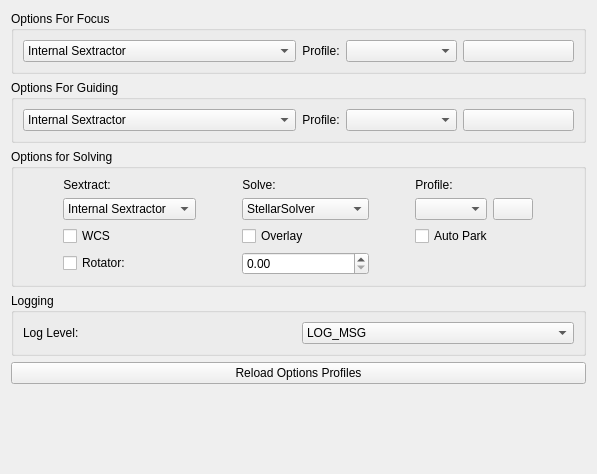
This is kstars/ekos/align/opsalign.ui in KDE/kstars as Qt 5 draws it before an edit. The edited form follows.
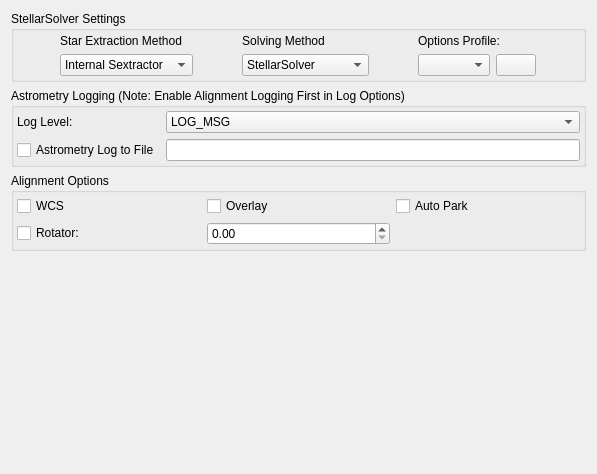
This is the edited form.

Commit message: Enabling Options Editing with apply and OK button, Allowing chaning of options profile for focusing, deleting unused options, improving logging options, hiding solving options for focus options editinng

The edit to the form file:
```diff
--- a/kstars/ekos/align/opsalign.ui
+++ b/kstars/ekos/align/opsalign.ui
@@ -11,170 +11,24 @@
    </rect>
   </property>
   <layout class="QVBoxLayout" name="verticalLayout">
-   <item>
-    <widget class="QGroupBox" name="groupBox_4">
-     <property name="title">
-      <string>Options For Focus</string>
-     </property>
-     <layout class="QGridLayout" name="gridLayout_18">
-      <item row="0" column="1">
-       <widget class="QComboBox" name="kcfg_FocusSextractorType">
-        <item>
-         <property name="text">
-          <string>Internal Sextractor</string>
-         </property>
-        </item>
-        <item>
-         <property name="text">
-          <string>External Sextractor</string>
-         </property>
-        </item>
-       </widget>
-      </item>
-      <item row="0" column="4">
-       <layout class="QHBoxLayout" name="horizontalLayout_2">
-        <item>
-         <widget class="QLabel" name="label_68">
-          <property name="sizePolicy">
-           <sizepolicy hsizetype="Fixed" vsizetype="Preferred">
-            <horstretch>0</horstretch>
-            <verstretch>0</verstretch>
-           </sizepolicy>
-          </property>
-          <property name="maximumSize">
-           <size>
-            <width>16777215</width>
-            <height>15</height>
-           </size>
-          </property>
-          <property name="text">
-           <string>Profile:</string>
-          </property>
-          <property name="alignment">
-           <set>Qt::AlignCenter</set>
-          </property>
-         </widget>
-        </item>
-        <item>
-         <widget class="QComboBox" name="kcfg_FocusOptionsProfile">
-          <property name="sizePolicy">
-           <sizepolicy hsizetype="Preferred" vsizetype="Fixed">
-            <horstretch>0</horstretch>
-            <verstretch>0</verstretch>
-           </sizepolicy>
-          </property>
-          <property name="currentIndex">
-           <number>-1</number>
-          </property>
-         </widget>
-        </item>
-        <item>
-         <widget class="QPushButton" name="editFocusProfile">
-          <property name="text">
-           <string/>
-          </property>
-         </widget>
-        </item>
-       </layout>
-      </item>
-     </layout>
-    </widget>
-   </item>
-   <item>
-    <widget class="QGroupBox" name="groupBox_5">
-     <property name="title">
-      <string>Options For Guiding</string>
-     </property>
-     <layout class="QGridLayout" name="gridLayout_19">
-      <item row="0" column="2">
-       <layout class="QHBoxLayout" name="horizontalLayout_3">
-        <item>
-         <widget class="QLabel" name="label_70">
-          <property name="sizePolicy">
-           <sizepolicy hsizetype="Fixed" vsizetype="Preferred">
-            <horstretch>0</horstretch>
-            <verstretch>0</verstretch>
-           </sizepolicy>
-          </property>
-          <property name="maximumSize">
-           <size>
-            <width>16777215</width>
-            <height>15</height>
-           </size>
-          </property>
-          <property name="text">
-           <string>Profile:</string>
-          </property>
-          <property name="alignment">
-           <set>Qt::AlignCenter</set>
-          </property>
-         </widget>
-        </item>
-        <item>
-         <widget class="QComboBox" name="kcfg_GuideOptionsProfile">
-          <property name="sizePolicy">
-           <sizepolicy hsizetype="Preferred" vsizetype="Fixed">
-            <horstretch>0</horstretch>
-            <verstretch>0</verstretch>
-           </sizepolicy>
-          </property>
-          <property name="currentIndex">
-           <number>-1</number>
-          </property>
-         </widget>
-        </item>
-        <item>
-         <widget class="QPushButton" name="editGuidingProfile">
-          <property name="text">
-           <string/>
-          </property>
-         </widget>
-        </item>
-       </layout>
-      </item>
-      <item row="0" column="1">
-       <widget class="QComboBox" name="kcfg_GuideSextractorType">
-        <item>
-         <property name="text">
-          <string>Internal Sextractor</string>
-         </property>
-        </item>
-        <item>
-         <property name="text">
-          <string>External Sextractor</string>
-         </property>
-        </item>
-       </widget>
-      </item>
-     </layout>
-    </widget>
-   </item>
    <item>
     <widget class="QGroupBox" name="groupBox_6">
      <property name="title">
-      <string>Options for Solving</string>
+      <string>StellarSolver Settings</string>
      </property>
      <layout class="QGridLayout" name="gridLayout_17">
-      <item row="2" column="2">
-       <widget class="QCheckBox" name="kcfg_AstrometrySolverOverlay">
-        <property name="toolTip">
-         <string>Display received FITS images unto solver FOV rectangle in the sky map</string>
-        </property>
-        <property name="text">
-         <string>Overlay</string>
-        </property>
-       </widget>
-      </item>
-      <item row="2" column="1">
-       <widget class="QCheckBox" name="kcfg_AstrometrySolverWCS">
-        <property name="toolTip">
-         <string>enable World Coordinate System (WCS). WCS is used to encode RA/DEC coordinates in captured CCD images.</string>
-        </property>
-        <property name="text">
-         <string>WCS</string>
-        </property>
-       </widget>
-      </item>
+      <property name="leftMargin">
+       <number>3</number>
+      </property>
+      <property name="topMargin">
+       <number>3</number>
+      </property>
+      <property name="rightMargin">
+       <number>3</number>
+      </property>
+      <property name="bottomMargin">
+       <number>3</number>
+      </property>
       <item row="0" column="1">
        <widget class="QLabel" name="label_73">
         <property name="sizePolicy">
@@ -190,20 +44,13 @@
          </size>
         </property>
         <property name="text">
-         <string>Sextract:</string>
+         <string>Star Extraction Method</string>
         </property>
         <property name="alignment">
          <set>Qt::AlignCenter</set>
         </property>
        </widget>
       </item>
-      <item row="3" column="2">
-       <widget class="QDoubleSpinBox" name="kcfg_AstrometryRotatorThreshold">
-        <property name="toolTip">
-         <string>&lt;html&gt;&lt;head/&gt;&lt;body&gt;&lt;p&gt;Rotator threshold in arc-minutes when using Load &amp;amp; Slew. If the difference between measured position angle and FITS position angle is below this value, the Load &amp;amp; Slew operation is considered successful.&lt;/p&gt;&lt;/body&gt;&lt;/html&gt;</string>
-        </property>
-       </widget>
-      </item>
       <item row="1" column="1">
        <widget class="QComboBox" name="kcfg_SolveSextractorType">
         <item>
@@ -262,7 +109,7 @@
          </size>
         </property>
         <property name="text">
-         <string>Solve:</string>
+         <string>Solving Method</string>
         </property>
         <property name="alignment">
          <set>Qt::AlignCenter</set>
@@ -284,7 +131,7 @@
          </size>
         </property>
         <property name="text">
-         <string>Profile:</string>
+         <string>Options Profile:</string>
         </property>
         <property name="alignment">
          <set>Qt::AlignCenter</set>
@@ -315,42 +162,27 @@
         </item>
        </layout>
       </item>
-      <item row="2" column="4">
-       <widget class="QCheckBox" name="kcfg_PAHAutoPark">
-        <property name="toolTip">
-         <string>&lt;html&gt;&lt;head/&gt;&lt;body&gt;&lt;p&gt;Automatically park mount after completing Polar Alignment Assistant Tools. Beware that turning this option off might lead to inaccurate results.&lt;/p&gt;&lt;/body&gt;&lt;/html&gt;</string>
-        </property>
-        <property name="text">
-         <string>Auto Park</string>
-        </property>
-       </widget>
-      </item>
-      <item row="3" column="1">
-       <widget class="QCheckBox" name="kcfg_AstrometryUseRotator">
-        <property name="toolTip">
-         <string>&lt;html&gt;&lt;head/&gt;&lt;body&gt;&lt;p&gt;On Load &amp;amp; Slew, solve the image and slew the mount to the target location and then rotate the camera to match the orientation of the FITS image.&lt;/p&gt;&lt;/body&gt;&lt;/html&gt;</string>
-        </property>
-        <property name="text">
-         <string>Rotator:</string>
-        </property>
-       </widget>
-      </item>
      </layout>
     </widget>
    </item>
    <item>
     <widget class="QGroupBox" name="groupBox">
      <property name="title">
-      <string>Logging</string>
+      <string>Astrometry Logging (Note: Enable Alignment Logging First in Log Options)</string>
      </property>
      <layout class="QGridLayout" name="gridLayout">
-      <item row="0" column="0">
-       <widget class="QLabel" name="label_34">
-        <property name="text">
-         <string>Log Level:</string>
-        </property>
-       </widget>
-      </item>
+      <property name="leftMargin">
+       <number>3</number>
+      </property>
+      <property name="topMargin">
+       <number>3</number>
+      </property>
+      <property name="rightMargin">
+       <number>3</number>
+      </property>
+      <property name="bottomMargin">
+       <number>3</number>
+      </property>
       <item row="0" column="1">
        <widget class="QComboBox" name="kcfg_LoggerLevel">
         <property name="currentIndex">
@@ -378,14 +210,92 @@
         </item>
        </widget>
       </item>
+      <item row="0" column="0">
+       <widget class="QLabel" name="label_34">
+        <property name="text">
+         <string>Log Level:</string>
+        </property>
+       </widget>
+      </item>
+      <item row="1" column="0">
+       <widget class="QCheckBox" name="kcfg_AstrometryLogToFile">
+        <property name="text">
+         <string>Astrometry Log to File</string>
+        </property>
+       </widget>
+      </item>
+      <item row="1" column="1">
+       <widget class="QLineEdit" name="kcfg_AstrometryLogFilepath"/>
+      </item>
      </layout>
     </widget>
    </item>
    <item>
-    <widget class="QPushButton" name="reloadProfiles">
-     <property name="text">
-      <string>Reload Options Profiles</string>
+    <widget class="QGroupBox" name="groupBox_2">
+     <property name="title">
+      <string>Alignment Options</string>
      </property>
+     <layout class="QGridLayout" name="gridLayout_2">
+      <property name="leftMargin">
+       <number>3</number>
+      </property>
+      <property name="topMargin">
+       <number>3</number>
+      </property>
+      <property name="rightMargin">
+       <number>3</number>
+      </property>
+      <property name="bottomMargin">
+       <number>3</number>
+      </property>
+      <item row="0" column="1">
+       <widget class="QCheckBox" name="kcfg_AstrometrySolverOverlay">
+        <property name="toolTip">
+         <string>Display received FITS images unto solver FOV rectangle in the sky map</string>
+        </property>
+        <property name="text">
+         <string>Overlay</string>
+        </property>
+       </widget>
+      </item>
+      <item row="0" column="0">
+       <widget class="QCheckBox" name="kcfg_AstrometrySolverWCS">
+        <property name="toolTip">
+         <string>enable World Coordinate System (WCS). WCS is used to encode RA/DEC coordinates in captured CCD images.</string>
+        </property>
+        <property name="text">
+         <string>WCS</string>
+        </property>
+       </widget>
+      </item>
+      <item row="0" column="2">
+       <widget class="QCheckBox" name="kcfg_PAHAutoPark">
+        <property name="toolTip">
+         <string>&lt;html&gt;&lt;head/&gt;&lt;body&gt;&lt;p&gt;Automatically park mount after completing Polar Alignment Assistant Tools. Beware that turning this option off might lead to inaccurate results.&lt;/p&gt;&lt;/body&gt;&lt;/html&gt;</string>
+        </property>
+        <property name="text">
+         <string>Auto Park</string>
+        </property>
+       </widget>
+      </item>
+      <item row="1" column="0">
+       <widget class="QCheckBox" name="kcfg_AstrometryUseRotator">
+        <property name="toolTip">
+         <string>&lt;html&gt;&lt;head/&gt;&lt;body&gt;&lt;p&gt;On Load &amp;amp; Slew, solve the image and slew the mount to the target location and then rotate the camera to match the orientation of the FITS image.&lt;/p&gt;&lt;/body&gt;&lt;/html&gt;</string>
+        </property>
+        <property name="text">
+         <string>Rotator:</string>
+        </property>
+       </widget>
+      </item>
+      <item row="1" column="1">
+       <widget class="QDoubleSpinBox" name="kcfg_AstrometryRotatorThreshold">
+        <property name="toolTip">
+         <string>&lt;html&gt;&lt;head/&gt;&lt;body&gt;&lt;p&gt;Rotator threshold in arc-minutes when using Load &amp;amp; Slew. If the difference between measured position angle and FITS position angle is below this value, the Load &amp;amp; Slew operation is considered successful.&lt;/p&gt;&lt;/body&gt;&lt;/html&gt;</string>
+        </property>
+       </widget>
+      </item>
+     </layout>
     </widget>
    </item>
    <item>
```
The commit also changes 11 other files.
